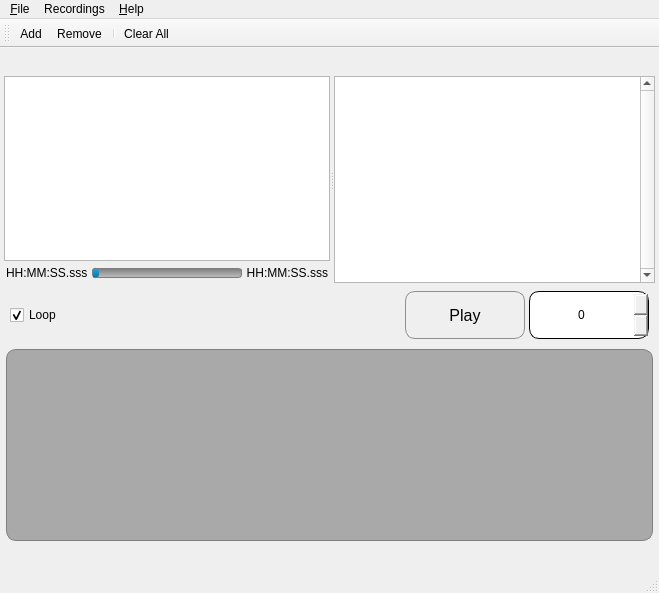
RoXimn/rekhtanavees, file rekhtanavees/ui/mainwindow.ui: the form before one commit.
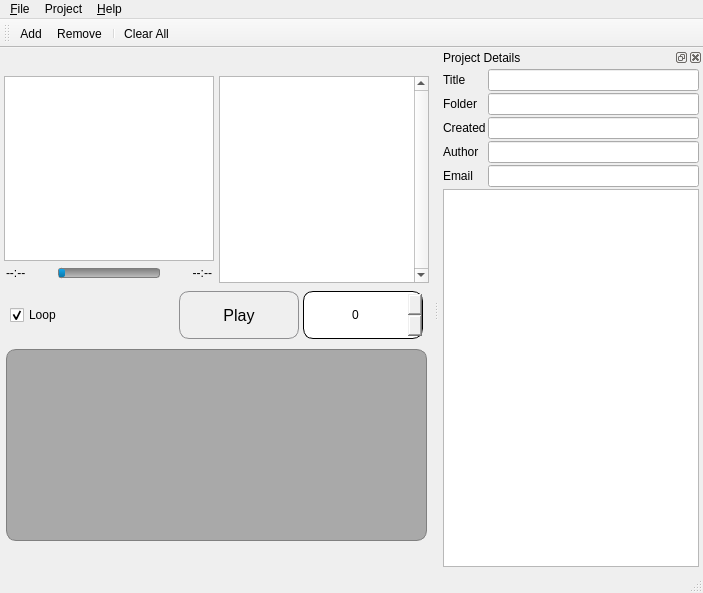
The form after the commit. Icons and pictures are not drawn. Custom widgets are drawn as their Qt base class.

Commit message:
Updated AudioProject and MainWindow
## AudioProject
* Added hasRecordings boolean function
* Refactored timezone handling
* Changed description to multiline string
* Refactored video/audio initialization and UI use
* Finally figured out row selection for TableView

## MainWindow
* Rearranged Project and Recordings menu
* Added icons to Export SRT and Project Details
* Added dock widget to show and edit project details
* Separated Project and Recordings UI handling
* Refactored loadProject to handle ZERO recordings

Diff of the .ui file:
```diff
--- a/rekhtanavees/ui/mainwindow.ui
+++ b/rekhtanavees/ui/mainwindow.ui
@@ -7,7 +7,7 @@
    <rect>
     <x>0</x>
     <y>0</y>
-    <width>659</width>
+    <width>703</width>
     <height>593</height>
    </rect>
   </property>
@@ -95,7 +95,15 @@
 QSlider::sub-page:horizontal:disabled {
 	background: qlineargradient(x1:0, y1:0, x2:0, y2:1, stop:0 #bebebe, stop:1 #7d7d7d);
 }
-*/</string>
+*/
+
+QSplitter::handle {
+	background-color: qlineargradient(x1: 0, y1: 0, x2: 1, y2: 0,
+                                      stop: 0 #f6f7fa, stop: 0.5 #6a6a6c, stop: 1 #f6f7fa);
+    border: 0px solid darkgray;
+    width: 5px; /* For vertical handles */
+    height: 5px; /* For horizontal handles */
+}</string>
   </property>
   <widget class="QWidget" name="centralwidget">
    <layout class="QVBoxLayout" name="verticalLayout_4" stretch="0,1,0,0">
@@ -185,7 +193,7 @@
              <string>Current Position</string>
             </property>
             <property name="text">
-             <string>HH:MM:SS.sss</string>
+             <string>--:--</string>
             </property>
             <property name="alignment">
              <set>Qt::AlignmentFlag::AlignLeading|Qt::AlignmentFlag::AlignLeft|Qt::AlignmentFlag::AlignVCenter</set>
@@ -238,7 +246,7 @@
              <string>Total Length</string>
             </property>
             <property name="text">
-             <string>HH:MM:SS.sss</string>
+             <string>--:--</string>
             </property>
             <property name="alignment">
              <set>Qt::AlignmentFlag::AlignRight|Qt::AlignmentFlag::AlignTrailing|Qt::AlignmentFlag::AlignVCenter</set>
@@ -528,7 +536,7 @@
     <rect>
      <x>0</x>
      <y>0</y>
-     <width>889</width>
+     <width>703</width>
      <height>22</height>
     </rect>
    </property>
@@ -569,9 +577,9 @@
     <addaction name="actionAbout"/>
     <addaction name="actionAboutQt"/>
    </widget>
-   <widget class="QMenu" name="menuRecordings">
+   <widget class="QMenu" name="menuProject">
     <property name="title">
-     <string>Recordings</string>
+     <string>Project</string>
     </property>
     <addaction name="actionRecordingAddNew"/>
     <addaction name="actionRecordingRemove"/>
@@ -581,7 +589,7 @@
     <addaction name="actionExportSRT"/>
    </widget>
    <addaction name="menuFile"/>
-   <addaction name="menuRecordings"/>
+   <addaction name="menuProject"/>
    <addaction name="menuHelp"/>
   </widget>
   <widget class="QToolBar" name="recordingToolBar">
@@ -600,6 +608,130 @@
    <addaction name="actionRecordingClearAll"/>
   </widget>
   <widget class="QStatusBar" name="statusbar"/>
+  <widget class="QDockWidget" name="dckProjectDetails">
+   <property name="windowIcon">
+    <iconset resource="mainwindow.qrc">
+     <normaloff>:/images/icons/bookmark-new-list.png</normaloff>:/images/icons/bookmark-new-list.png</iconset>
+   </property>
+   <property name="styleSheet">
+    <string notr="true"/>
+   </property>
+   <property name="windowTitle">
+    <string>Project Details</string>
+   </property>
+   <property name="dockLocation">
+    <enum>Qt::DockWidgetArea::RightDockWidgetArea</enum>
+   </property>
+   <attribute name="dockWidgetArea">
+    <number>2</number>
+   </attribute>
+   <widget class="QWidget" name="dckProjectDetailsContents">
+    <property name="styleSheet">
+     <string notr="true"/>
+    </property>
+    <layout class="QFormLayout" name="formLayout">
+     <property name="horizontalSpacing">
+      <number>2</number>
+     </property>
+     <property name="verticalSpacing">
+      <number>2</number>
+     </property>
+     <property name="leftMargin">
+      <number>4</number>
+     </property>
+     <property name="topMargin">
+      <number>2</number>
+     </property>
+     <property name="rightMargin">
+      <number>4</number>
+     </property>
+     <property name="bottomMargin">
+      <number>4</number>
+     </property>
+     <item row="0" column="0">
+      <widget class="QLabel" name="lblTitle">
+       <property name="text">
+        <string>Title</string>
+       </property>
+      </widget>
+     </item>
+     <item row="5" column="0" colspan="2">
+      <widget class="QPlainTextEdit" name="tbxDescription">
+       <property name="font">
+        <font>
+         <family>Noto Sans Mono Condensed</family>
+         <pointsize>10</pointsize>
+        </font>
+       </property>
+       <property name="documentTitle">
+        <string>Notes</string>
+       </property>
+      </widget>
+     </item>
+     <item row="1" column="0">
+      <widget class="QLabel" name="lblFolder">
+       <property name="text">
+        <string>Folder</string>
+       </property>
+      </widget>
+     </item>
+     <item row="3" column="0">
+      <widget class="QLabel" name="lblAuthor">
+       <property name="text">
+        <string>Author</string>
+       </property>
+       <property name="buddy">
+        <cstring>leAuthorName</cstring>
+       </property>
+      </widget>
+     </item>
+     <item row="4" column="0">
+      <widget class="QLabel" name="lblEmail">
+       <property name="text">
+        <string>Email</string>
+       </property>
+       <property name="buddy">
+        <cstring>leAuthorEmail</cstring>
+       </property>
+      </widget>
+     </item>
+     <item row="3" column="1">
+      <widget class="QLineEdit" name="leAuthorName"/>
+     </item>
+     <item row="4" column="1">
+      <widget class="QLineEdit" name="leAuthorEmail"/>
+     </item>
+     <item row="0" column="1">
+      <widget class="QLineEdit" name="leProjectTitle">
+       <property name="readOnly">
+        <bool>true</bool>
+       </property>
+      </widget>
+     </item>
+     <item row="1" column="1">
+      <widget class="QLineEdit" name="leProjectFolder">
+       <property name="readOnly">
+        <bool>true</bool>
+       </property>
+      </widget>
+     </item>
+     <item row="2" column="0">
+      <widget class="QLabel" name="lblCreation">
+       <property name="text">
+        <string>Created</string>
+       </property>
+      </widget>
+     </item>
+     <item row="2" column="1">
+      <widget class="QLineEdit" name="leCreation">
+       <property name="readOnly">
+        <bool>true</bool>
+       </property>
+      </widget>
+     </item>
+    </layout>
+   </widget>
+  </widget>
   <action name="actionOpen">
    <property name="icon">
     <iconset resource="mainwindow.qrc">
```
Left out of the diff: 97 changed lines with no effect on the pictures. The commit also changes 5 other files.
